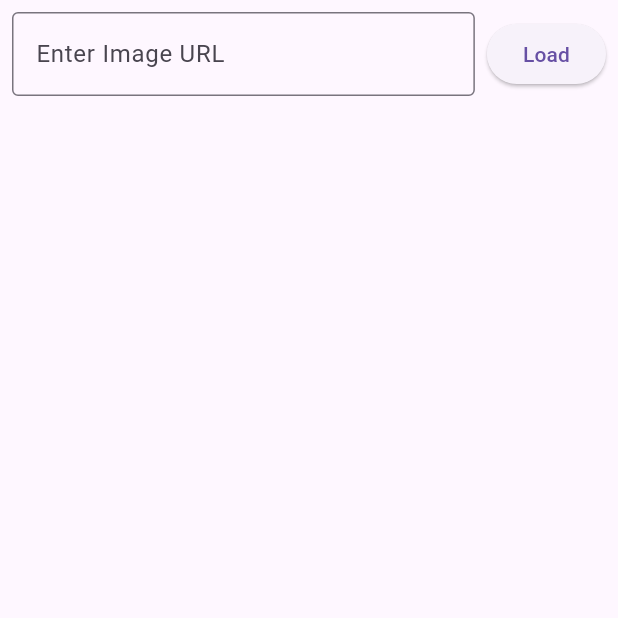
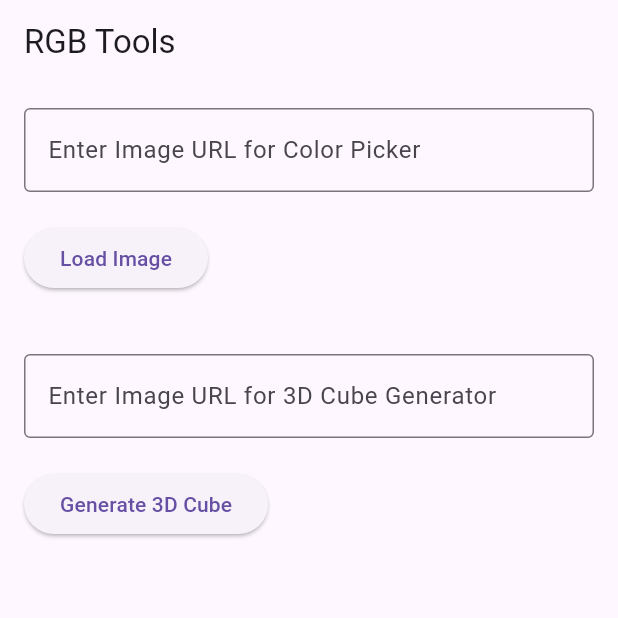
Before and after one commit to AmamulHaq/RGBPAGE, a Flutter app: the screen it shows after launch, on a phone screen of 412 x 824 dp, the top half of it. Run offline on Flutter 3.47's test engine with Material 3 defaults, Android fonts, the light colour scheme and no system bars; missing offline and left inert: dart:html, dart:ui_web.

Commit message:
this is updated page2

```diff
--- a/page2/lib/main.dart
+++ b/page2/lib/main.dart
@@ -1,5 +1,7 @@
 import 'package:flutter/material.dart';
 import 'dart:convert';
+import 'dart:html' as html;
+import 'dart:ui_web' as ui;
 import 'package:http/http.dart' as http;
 
 void main() {
@@ -12,49 +14,74 @@
   @override
   Widget build(BuildContext context) {
     return MaterialApp(
-      title: 'RGB Color Picker',
+      title: 'RGB Tools',
       theme: ThemeData(
         primarySwatch: Colors.blue,
       ),
-      home: const ImageColorPicker(),
+      home: const MainPage(),
     );
   }
 }
 
-class ImageColorPicker extends StatefulWidget {
-  const ImageColorPicker({Key? key}) : super(key: key);
+class MainPage extends StatefulWidget {
+  const MainPage({Key? key}) : super(key: key);
 
   @override
-  _ImageColorPickerState createState() => _ImageColorPickerState();
+  _MainPageState createState() => _MainPageState();
 }
 
-class _ImageColorPickerState extends State<ImageColorPicker> {
-  final TextEditingController _urlController = TextEditingController();
+class _MainPageState extends State<MainPage> {
+  final TextEditingController _imageUrlController = TextEditingController();
+  final TextEditingController _cubeUrlController = TextEditingController();
   bool _imageLoaded = false;
   bool _loading = false;
-  String _imageUrl = '';
   String? _imageBase64;
-  Map<String, dynamic>? _hoveredPixelInfo;
   String? _errorMessage;
-  Offset? _pointerPosition;
+  String? _colorSample;
+  String? _rgbDetails;
+  String? _hexDetails;
+  String? _positionDetails;
+  String? _iframeId;
+  String? _iframeUrl;
+  bool _showIframe = false;
+
+  @override
+  void initState() {
+    super.initState();
+    _iframeId = 'webview-${DateTime.now().millisecondsSinceEpoch}';
+    ui.platformViewRegistry.registerViewFactory(
+      _iframeId!,
+      (int viewId) {
+        final iframe = html.IFrameElement()
+          ..style.border = 'none'
+          ..style.height = '100%'
+          ..style.width = '100%'
+          ..allowFullscreen = true
+          ..allow =
+              'accelerometer; autoplay; encrypted-media; gyroscope; picture-in-picture'
+          ..setAttribute('sandbox', 'allow-scripts allow-same-origin');
+
+        if (_iframeUrl != null) {
+          iframe.src = _iframeUrl!;
+        }
+        return iframe;
+      },
+    );
+  }
 
   // Load the image from the backend
   Future<void> _loadImage() async {
     setState(() {
-      _imageUrl = _urlController.text.trim();
       _loading = true;
       _errorMessage = null;
     });
 
+    try {
       final response = await http.post(
-      Uri.parse('http://127.0.0.1:5000/load_image'),
+        Uri.parse('http://127.0.0.1:5001/load_image'),
         headers: {'Content-Type': 'application/json'},
-      body: jsonEncode({'url': _imageUrl}),
+        body: jsonEncode({'url': _imageUrlController.text.trim()}),
       );
-
-    setState(() {
-      _loading = false;
-    });
 
       if (response.statusCode == 200) {
         setState(() {
@@ -66,111 +93,150 @@
           _errorMessage = 'Failed to load image: ${response.body}';
         });
       }
+    } catch (e) {
+      setState(() {
+        _errorMessage = 'Error loading image: $e';
+      });
+    } finally {
+      setState(() {
+        _loading = false;
+      });
+    }
   }
 
-  // Fetch pixel information from the backend
-  Future<void> _fetchPixelInfo(Offset localPosition) async {
-    final box = context.findRenderObject() as RenderBox?;
-    if (box != null) {
-      final offset = box.globalToLocal(localPosition);
-
-      // Map pointer position to a 258x258 container
-      final x = offset.dx.clamp(0, 258);
-      final y = offset.dy.clamp(0, 258);
-
-      // Send clamped coordinates to the backend
+  // Function to handle hover over image for RGB and Hex details
+  void _handleHover(int x, int y) async {
     final response = await http.post(
-        Uri.parse('http://127.0.0.1:5000/get_pixel_info'),
+      Uri.parse('http://127.0.0.1:5001/get_pixel_info'),
       headers: {'Content-Type': 'application/json'},
-        body: jsonEncode({'x': x.toInt(), 'y': y.toInt()}),
+      body: jsonEncode({'x': x, 'y': y}),
     );
 
     if (response.statusCode == 200) {
+      final data = jsonDecode(response.body);
       setState(() {
-          _hoveredPixelInfo = jsonDecode(response.body);
+        _colorSample =
+            data['hex']; // colorSample can be used for the color display box
+        _rgbDetails = 'RGB(${data['r']}, ${data['g']}, ${data['b']})';
+        _hexDetails = 'Hex: ${data['hex']}';
+        _positionDetails = 'Position: ($x, $y)';
+      });
+    }
+  }
+
+  // Generate 3D Cube
+  Future<void> _generateCube() async {
+    final imageUrl = _cubeUrlController.text.trim();
+    if (imageUrl.isEmpty) {
+      ScaffoldMessenger.of(context).showSnackBar(
+        const SnackBar(content: Text('Please enter a valid image URL')),
+      );
+      return;
+    }
+
+    setState(() {
+      _showIframe = false;
+      _errorMessage = null;
+    });
+
+    try {
+      final response = await http.post(
+        Uri.parse('http://127.0.0.1:5000/generate_cube'),
+        headers: {'Content-Type': 'application/json'},
+        body: json.encode({'imageUrl': imageUrl}),
+      );
+
+      if (response.statusCode == 200) {
+        final responseBody = json.decode(response.body);
+        final htmlBase64 = responseBody['cubeHtml'];
+
+        if (htmlBase64 != null && htmlBase64 is String) {
+          final decodedHtml = utf8.decode(base64Decode(htmlBase64));
+          final blob = html.Blob([decodedHtml], 'text/html');
+          final url = html.Url.createObjectUrlFromBlob(blob);
+
+          setState(() {
+            _iframeUrl = url;
+            _showIframe = true;
           });
         } else {
           setState(() {
-          _hoveredPixelInfo = null;
-          _errorMessage = 'Failed to fetch pixel info: ${response.body}';
+            _errorMessage = 'Invalid response format from the server.';
           });
         }
+      } else {
+        setState(() {
+          _errorMessage = 'Failed to generate cube: ${response.body}';
+        });
+      }
+    } catch (e) {
+      setState(() {
+        _errorMessage = 'Error: $e';
+      });
     }
   }
 
   @override
   Widget build(BuildContext context) {
     return Scaffold(
+      appBar: AppBar(title: const Text('RGB Tools')),
       body: SingleChildScrollView(
-        padding: const EdgeInsets.all(8.0),
+        padding: const EdgeInsets.all(16.0),
         child: Column(
           crossAxisAlignment: CrossAxisAlignment.start,
           children: [
-            Row(
-              children: [
-                Expanded(
+            // Image Color Picker Section
+            Padding(
+              padding: const EdgeInsets.only(bottom: 20),
               child: TextField(
-                    controller: _urlController,
+                controller: _imageUrlController,
                 decoration: const InputDecoration(
                   border: OutlineInputBorder(),
-                      labelText: 'Enter Image URL',
+                  labelText: 'Enter Image URL for Color Picker',
                 ),
               ),
             ),
-                const SizedBox(width: 8),
             ElevatedButton(
               onPressed: _loadImage,
               child: _loading
-                      ? const CircularProgressIndicator(
-                          strokeWidth: 2,
-                          valueColor: AlwaysStoppedAnimation<Color>(Colors.white),
-                        )
-                      : const Text('Load'),
-                ),
-              ],
+                  ? const CircularProgressIndicator()
+                  : const Text('Load Image'),
             ),
             if (_errorMessage != null)
               Padding(
-                padding: const EdgeInsets.all(8.0),
-                child: Text(
-                  _errorMessage!,
-                  style: const TextStyle(color: Colors.red),
+                padding: const EdgeInsets.symmetric(vertical: 8.0),
+                child: Text(_errorMessage!,
+                    style: const TextStyle(color: Colors.red)),
               ),
-              ),
-            const SizedBox(height: 8),
             if (_imageLoaded)
-              GestureDetector(
+              MouseRegion(
+                onEnter: (_) {
+                  _handleHover(128, 128); // Example hover at (128, 128)
+                },
+                child: GestureDetector(
                   onPanUpdate: (details) {
                     setState(() {
-                    _pointerPosition = details.localPosition;
+                      _handleHover(details.localPosition.dx.toInt(),
+                          details.localPosition.dy.toInt());
                     });
-                  _fetchPixelInfo(details.localPosition);
                   },
-                child: Container(
-                  width: 258,
-                  height: 258,
-                  decoration: BoxDecoration(
-                    border: Border.all(color: Colors.black, width: 2),
-                    color: Colors.white,
-                  ),
-                  child: Center(
                   child: Container(
                     width: 256,
                     height: 256,
                     decoration: BoxDecoration(
-                        border: Border.all(color: Colors.black, width: 1),
-                        image: _imageBase64 != null
-                            ? DecorationImage(
+                      image: DecorationImage(
                         image: MemoryImage(base64Decode(_imageBase64!)),
                         fit: BoxFit.cover,
-                              )
-                            : null,
                       ),
                     ),
                   ),
                 ),
               ),
-            if (_hoveredPixelInfo != null)
+
+            const SizedBox(height: 20),
+
+            // Color Details Section
+            if (_colorSample != null)
               Padding(
                 padding: const EdgeInsets.symmetric(vertical: 8.0),
                 child: Container(
@@ -187,15 +253,15 @@
                         crossAxisAlignment: CrossAxisAlignment.start,
                         children: [
                           Text(
-                            'Position: (${_hoveredPixelInfo!['x']}, ${_hoveredPixelInfo!['y']})',
+                            _positionDetails ?? 'Position: N/A',
                             style: const TextStyle(fontSize: 12),
                           ),
                           Text(
-                            'RGB: (${_hoveredPixelInfo!['r']}, ${_hoveredPixelInfo!['g']}, ${_hoveredPixelInfo!['b']})',
+                            _rgbDetails ?? 'RGB: N/A',
                             style: const TextStyle(fontSize: 12),
                           ),
                           Text(
-                            'Hex: ${_hoveredPixelInfo!['hex']}',
+                            _hexDetails ?? 'Hex: N/A',
                             style: const TextStyle(fontSize: 12),
                           ),
                         ],
@@ -204,12 +270,10 @@
                         width: 40,
                         height: 40,
                         decoration: BoxDecoration(
-                          color: Color.fromRGBO(
-                            _hoveredPixelInfo!['r'],
-                            _hoveredPixelInfo!['g'],
-                            _hoveredPixelInfo!['b'],
-                            1.0,
-                          ),
+                          color: _colorSample != null
+                              ? Color(int.parse(
+                                  _colorSample!.replaceFirst('#', '0xff')))
+                              : Colors.transparent,
                           border: Border.all(color: Colors.black),
                           borderRadius: BorderRadius.circular(5),
                         ),
@@ -218,6 +282,38 @@
                   ),
                 ),
               ),
+
+            const SizedBox(height: 20),
+
+            // 3D Cube Generator Section
+            Padding(
+              padding: const EdgeInsets.only(bottom: 20),
+              child: TextField(
+                controller: _cubeUrlController,
+                decoration: const InputDecoration(
+                  labelText: 'Enter Image URL for 3D Cube Generator',
+                  border: OutlineInputBorder(),
+                ),
+              ),
+            ),
+            ElevatedButton(
+              onPressed: _generateCube,
+              child: _loading
+                  ? const CircularProgressIndicator()
+                  : const Text('Generate 3D Cube'),
+            ),
+            if (_errorMessage != null)
+              Padding(
+                padding: const EdgeInsets.symmetric(vertical: 8.0),
+                child: Text(_errorMessage!,
+                    style: const TextStyle(color: Colors.red)),
+              ),
+            if (_showIframe)
+              SizedBox(
+                width: 256,
+                height: 256,
+                child: HtmlElementView(viewType: _iframeId!),
+              ),
           ],
         ),
       ),
--- a/page2/pubspec.yaml
+++ b/page2/pubspec.yaml
@@ -11,7 +11,7 @@ dependencies:
   flutter:
     sdk: flutter
   flutter_html: ^3.0.0-beta.2
-  http: ^1.1.0
+  http: ^1.2.2
   webview_flutter: ^4.2.2
   cupertino_icons: ^1.0.8
   url_launcher: ^6.3.1
```
Also changed, not shown: 2 other files. Lines whose indentation alone changed are shown as unchanged.
